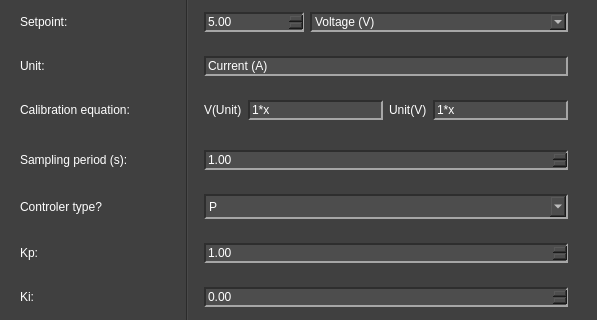
This is pydaq/uis/PyDAQ_pid_control_NIDAQ_widget.ui in samirmartins/pydaq as Qt 5 draws it before an edit; both pictures show x 0 to 597 and y 298 to 618 of the 597 by 1031 pixel window. The edited form follows.
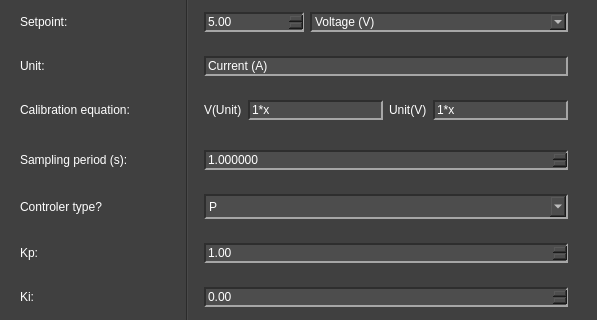
This is the edited form. Icons and pictures are not drawn.

```diff
--- a/pydaq/uis/PyDAQ_pid_control_NIDAQ_widget.ui
+++ b/pydaq/uis/PyDAQ_pid_control_NIDAQ_widget.ui
@@ -456,6 +456,9 @@
         <layout class="QHBoxLayout" name="horizontalLayout_8">
          <item>
           <widget class="QDoubleSpinBox" name="doubleSpinBox_period">
+           <property name="decimals">
+            <number>6</number>
+           </property>
            <property name="maximum">
             <double>9999999.000000000000000</double>
            </property>
```
